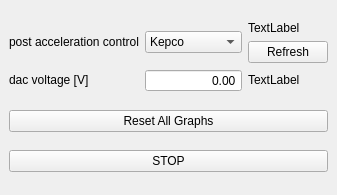
First picture: the form in TildaHost/source/Interface/SimpleCounter/Ui_simpleCounterRunnning.ui, repository lasersphere/Tilda, before the edit.
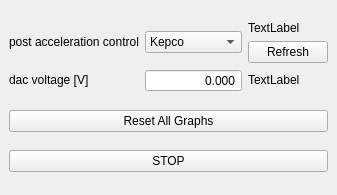
Second picture: the form after the edit.

Patch:
```diff
--- a/TildaHost/source/Interface/SimpleCounter/Ui_simpleCounterRunnning.ui
+++ b/TildaHost/source/Interface/SimpleCounter/Ui_simpleCounterRunnning.ui
@@ -101,6 +101,9 @@
           <property name="keyboardTracking">
            <bool>false</bool>
           </property>
+          <property name="decimals">
+           <number>3</number>
+          </property>
           <property name="minimum">
            <double>-10.000000000000000</double>
           </property>
```
Left out of the diff: 2 changed lines with no effect on the pictures.
